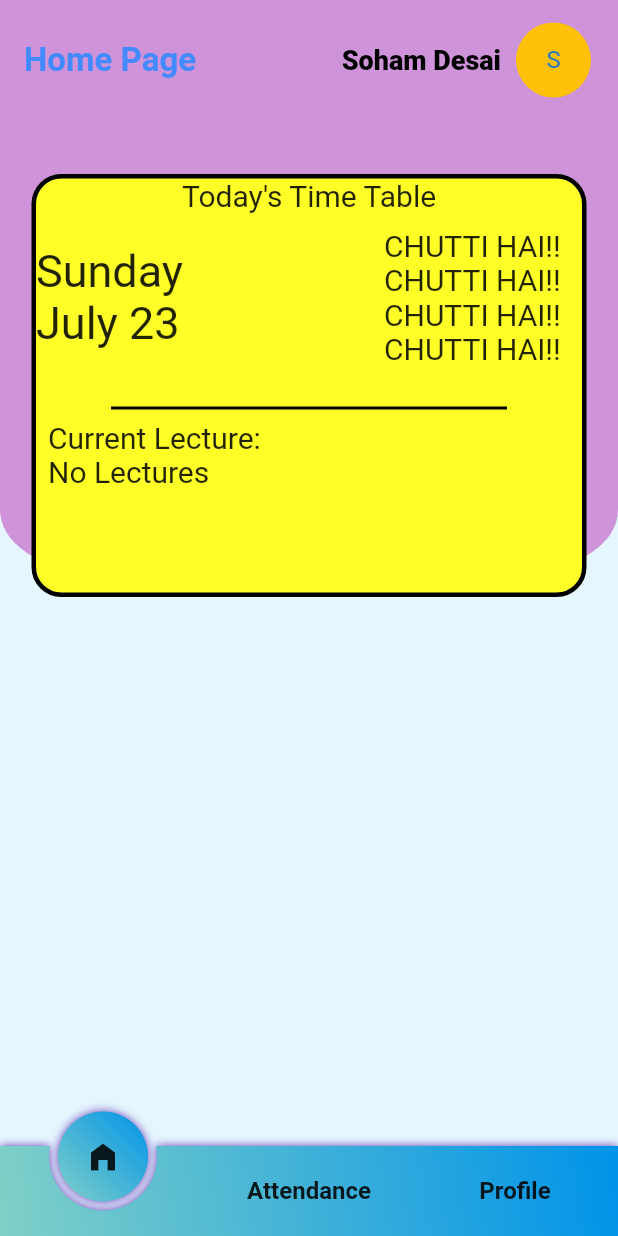
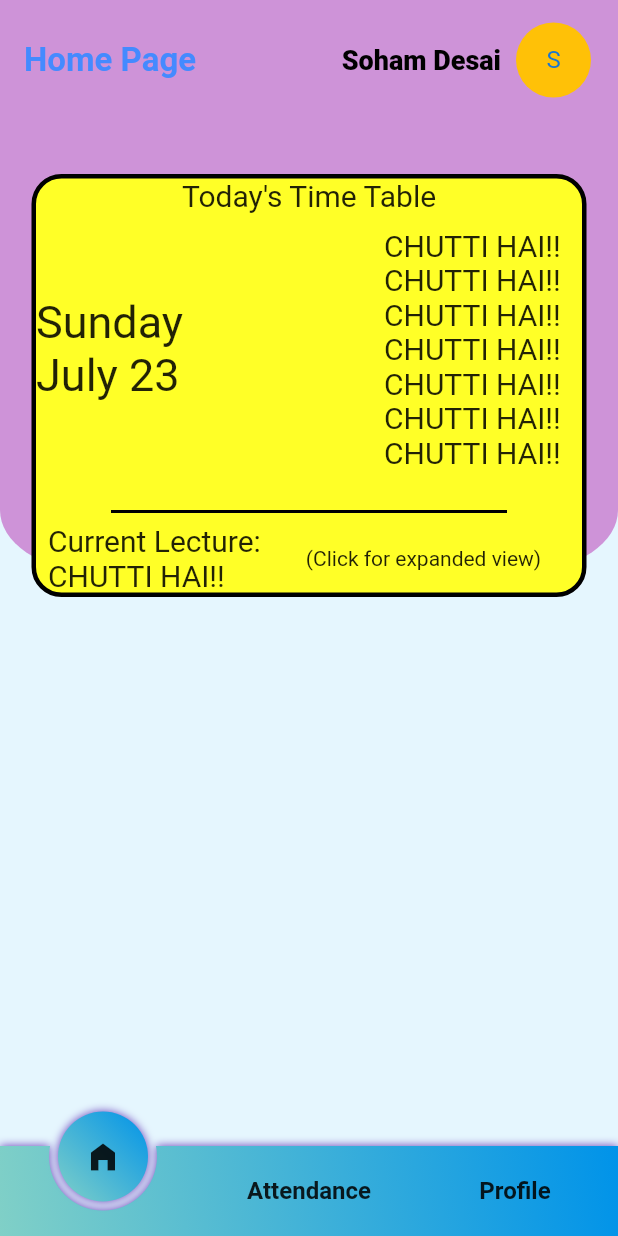
Before and after one commit to SohamDesai1/XIE-IT-HUB, a Flutter app: the HomePage screen opened by its route, on a phone screen of 412 x 824 dp. Run offline on Flutter 3.47's test engine with Material 2 defaults, Android fonts, the phone set to English and light mode, and no system bars; drawn by our look-alikes of circle_nav_bar; our stand-ins replace firebase_auth, firebase_core, flutter_riverpod, go_router, google_fonts, google_sign_in and 3 more; missing offline and left inert: horizontal_calendar; accounts and stored records are empty.

Commit message:
feat(Time Table): added expanded view with week calendar

```diff
--- /dev/null
+++ b/lib/utils/timeTable.dart
@@ -0,0 +1,31 @@
+// ignore_for_file: file_names
+var monday = [
+  'AI & DS -II',
+  'IOE',
+  'STQA',
+  'TPO',
+  'PROJECT',
+  'PROJECT',
+  'HONOURS'
+];
+var tuesday = ['STQA', 'MANET', 'ILOC', 'IOE', 'PROJECT', 'PROJECT', 'HONOURS'];
+var wednesday = ['IOE', 'STQA', 'ILOC', 'AI & DS -II', 'LAB', 'LAB', 'HONOURS'];
+var thursday = ['LAB', 'LAB', 'LAB', 'LAB', 'LAB', 'LAB', 'LAB'];
+var friday = [
+  'MANET',
+  'ILOC',
+  'MANET',
+  'AI & DS -II',
+  'PROJECT',
+  'PROJECT',
+  'PROJECT'
+];
+var weekend = [
+  'CHUTTI HAI!!',
+  'CHUTTI HAI!!',
+  'CHUTTI HAI!!',
+  'CHUTTI HAI!!',
+  'CHUTTI HAI!!',
+  'CHUTTI HAI!!',
+  'CHUTTI HAI!!',
+];
--- a/lib/widgets/time_table.dart
+++ b/lib/widgets/time_table.dart
@@ -2,6 +2,7 @@
 
 import 'package:flutter/material.dart';
 import 'package:intl/intl.dart';
+import 'package:college_manager/utils/timeTable.dart';
 
 void main() {
   runApp(const MaterialApp(
@@ -22,49 +23,6 @@ class _TimeTableState extends State<TimeTable> {
   var currLec;
   var isEvening = DateTime.now().hour;
   var hour = DateTime.now().hour;
-  var monday = [
-    'AI & DS -II',
-    'IOE',
-    'STQA',
-    'TPO',
-    'PROJECT',
-    'PROJECT',
-    'HONOURS'
-  ];
-  var tuesday = [
-    'STQA',
-    'MANET',
-    'ILOC',
-    'IOE',
-    'PROJECT',
-    'PROJECT',
-    'HONOURS'
-  ];
-  var wednesday = [
-    'IOE',
-    'STQA',
-    'ILOC',
-    'AI & DS -II',
-    'LAB',
-    'LAB',
-    'HONOURS'
-  ];
-  var thursday = ['LAB', 'LAB', 'LAB', 'LAB', 'LAB', 'LAB'];
-  var friday = [
-    'MANET',
-    'ILOC',
-    'MANET',
-    'AI & DS -II',
-    'PROJECT',
-    'PROJECT',
-    'PROJECT'
-  ];
-  var weekend = [
-    'CHUTTI HAI!!',
-    'CHUTTI HAI!!',
-    'CHUTTI HAI!!',
-    'CHUTTI HAI!!',
-  ];
 
   @override
   void initState() {
@@ -116,13 +74,22 @@ class _TimeTableState extends State<TimeTable> {
       currLec = day[3];
     }
     if ((DateTime.now().hour == 13 && DateTime.now().minute >= 30) ||
+        (DateTime.now().hour == 14 && DateTime.now().minute < 30)) {
+      currLec = day[4];
+    }
+    if ((DateTime.now().hour == 14 && DateTime.now().minute >= 30) ||
         (DateTime.now().hour == 15 && DateTime.now().minute < 30)) {
-      currLec = day[4];
+      currLec = day[5];
+    }
+    if ((DateTime.now().hour == 15 && DateTime.now().minute >= 30) ||
+        (DateTime.now().hour == 14 && DateTime.now().minute < 30)) {
+      currLec = day[6];
     }
     if (DateTime.now().hour > 15 && DateTime.now().minute >= 30) {
       currLec = "Din Khatam!!";
-    } else {
-      currLec = "No Lectures";
+    }
+    if (DateTime.now().hour > 16) {
+      currLec = "Din Khatam!!";
     }
   }
 
@@ -193,9 +160,17 @@ class _TimeTableState extends State<TimeTable> {
             padding: const EdgeInsets.only(left: 8.0),
             child: Container(
               alignment: Alignment.centerLeft,
-              child: Text(
-                "Current Lecture:\n$currLec",
-                style: TextStyle(fontSize: 20),
+              child: Row(
+                children: [
+                  Text(
+                    "Current Lecture:\n$currLec",
+                    style: TextStyle(fontSize: 20),
+                  ),
+                  SizedBox(
+                    width: 30,
+                  ),
+                  Text("(Click for expanded view)")
+                ],
               ),
             ),
           )
--- a/pubspec.yaml
+++ b/pubspec.yaml
@@ -20,6 +20,7 @@ dependencies:
   google_sign_in: ^6.1.4
   hive: ^2.2.3
   hive_flutter: ^1.1.0
+  horizontal_calendar: ^1.1.2
   intl: ^0.18.0
   ionicons: ^0.2.2
   page_transition: ^2.0.1-nullsafety.0
```
Also changed, not shown: lib/widgets/expanded_tt.dart (added, +174 -0 lines), pubspec.lock.
